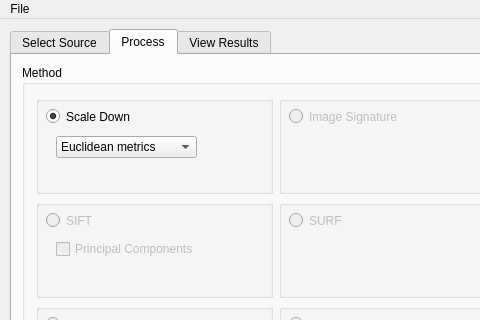
Above: qtui/ImgMatchUI.ui from akirov/ImgMatch before the change; both pictures show x 0 to 480 and y 0 to 320 of the 800 by 540 pixel window. Below: the same form after it.
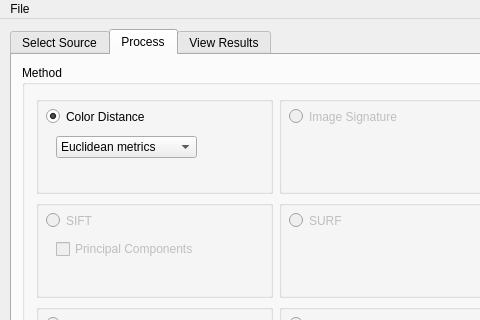
That is the form after the change. The open tabs and pages were chosen to show the change.

Commit message: Renamed 'Scale Down' algorithm to 'Color Distance', which is more accurate

What changed in the file:
```diff
--- a/qtui/ImgMatchUI.ui
+++ b/qtui/ImgMatchUI.ui
@@ -339,12 +339,12 @@
            <rect>
             <x>10</x>
             <y>10</y>
-            <width>95</width>
+            <width>110</width>
             <height>21</height>
            </rect>
           </property>
           <property name="text">
-           <string>Scale Down</string>
+           <string>Color Distance</string>
           </property>
           <property name="checked">
            <bool>true</bool>
```
